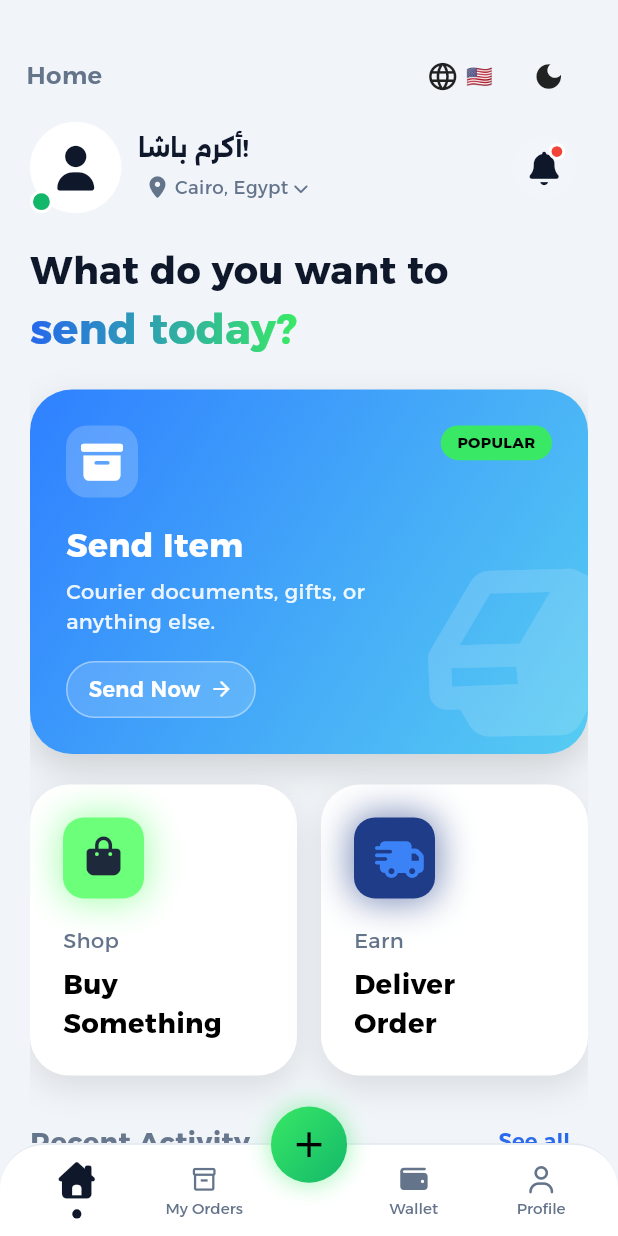
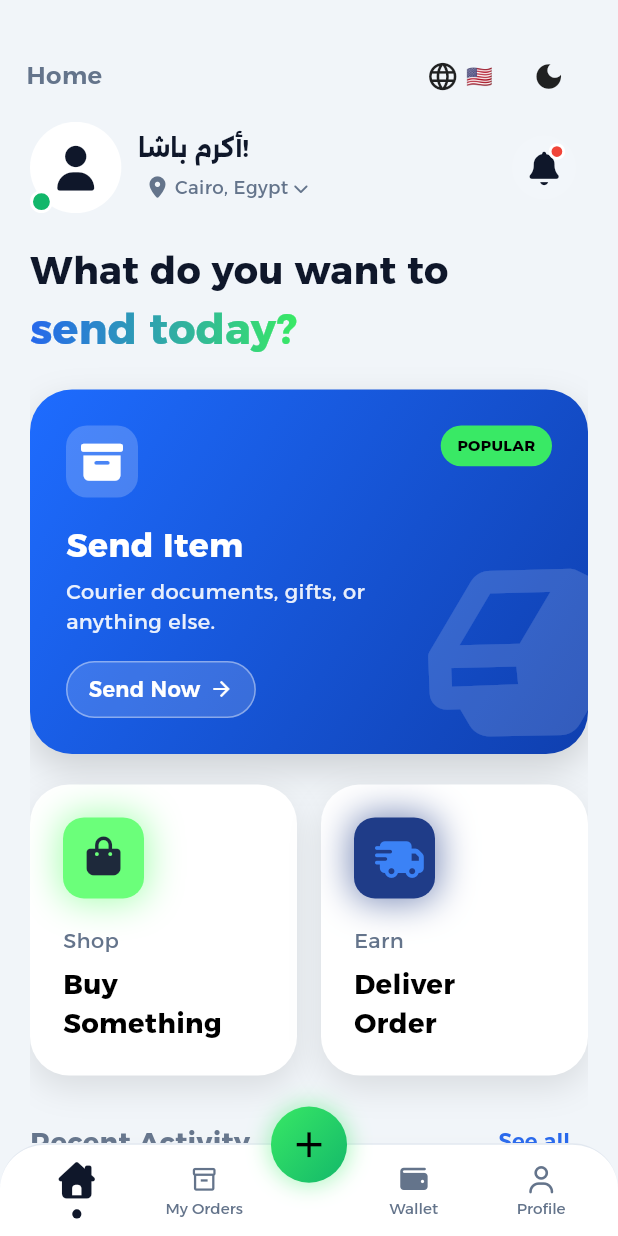
Before and after one commit to AkramMousa458/wasel_app, a Flutter app: the screen it shows after launch, on a phone screen of 412 x 824 dp. Run offline on Flutter 3.47's test engine with Material 3 defaults, Android fonts, the phone set to English and light mode, and no system bars; our stand-ins replace connectivity_plus, dio, equatable, flutter_bloc, flutter_screenutil, flutter_translate and 7 more; network calls fail.

Commit message:
feat: add PopularWidget and SendItemCard for the home feature presentation.

```diff
--- a/lib/features/home/presentation/widgets/popular_widget.dart
+++ b/lib/features/home/presentation/widgets/popular_widget.dart
@@ -10,10 +10,10 @@ class PopularWidget extends StatelessWidget {
   @override
   Widget build(BuildContext context) {
     return Container(
-      padding: EdgeInsets.symmetric(horizontal: 10.w, vertical: 4.h),
+      padding: EdgeInsets.symmetric(horizontal: 10.w, vertical: 6.h),
       decoration: BoxDecoration(
         color: AppColors.secondary,
-        borderRadius: BorderRadius.circular(12.r),
+        borderRadius: BorderRadius.circular(100),
       ),
       child: Text(
         translate('popular'),
--- a/lib/features/home/presentation/widgets/send_item_card.dart
+++ b/lib/features/home/presentation/widgets/send_item_card.dart
@@ -18,9 +18,10 @@ class SendItemCard extends StatelessWidget {
         gradient: LinearGradient(
           begin: Alignment.topLeft,
           end: Alignment.bottomRight,
-          colors: isDark
-              ? [const Color(0xFF1E6CFF), const Color(0xFF0F3FAF)]
-              : [const Color(0xFF2F80FF), const Color(0xFF56CCF2)],
+          colors: [const Color(0xFF1E6CFF), const Color(0xFF0F3FAF)],
+          // isDark
+          //     ? [const Color(0xFF1E6CFF), const Color(0xFF0F3FAF)]
+          //     : [const Color(0xFF2F80FF), const Color(0xFF56CCF2)],
         ),
         boxShadow: [
           BoxShadow(
```
